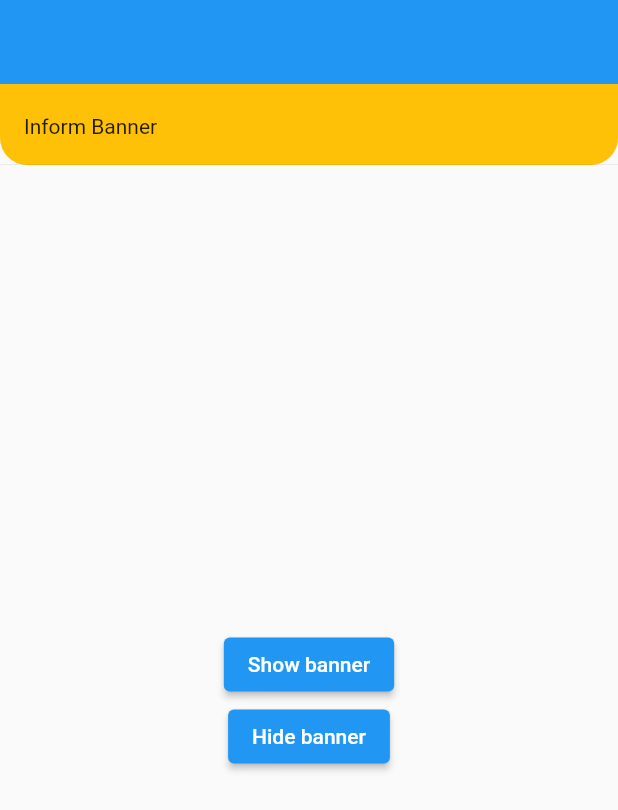
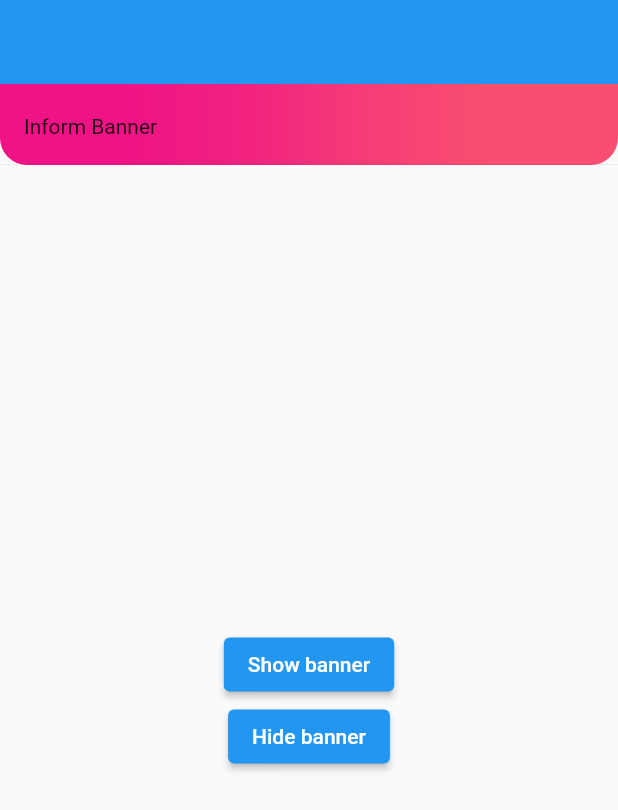
Before and after one commit to elbeicktalat/flutter_inform, a Flutter app: the screen it shows after launch, after a tap on "Show banner", on a phone screen of 412 x 824 dp. Shown: the top 810 px of the screen. Run offline on Flutter 3.47's test engine with Material 2 defaults, Android fonts, the phone set to English and light mode, and no system bars.

```diff
--- a/example/lib/main.dart
+++ b/example/lib/main.dart
@@ -46,10 +46,25 @@ class _MyAppState extends State<MyApp> {
   }
 
   void getBannerIn() {
-    const banner = InformBanner(
-      content: Text('Inform Banner'),
-      backgroundColor: Colors.amber,
-      borderRadius: BorderRadius.vertical(bottom: Radius.circular(18)),
+    Gradient gradient = const LinearGradient(
+      colors: [
+        Color(0xffef1385),
+        Color(0xfff12280),
+        Color(0xfff63d76),
+        Color(0xfff84f70),
+      ],
+      stops: [
+        0.2,
+        0.4,
+        0.6,
+        0.8,
+      ],
+    );
+
+    final banner = InformBanner(
+      content: const Text('Inform Banner'),
+      gradient: gradient,
+      borderRadius: const BorderRadius.vertical(bottom: Radius.circular(18)),
     );
     showBanner(context, banner);
   }
--- a/lib/src/banners/banner.dart
+++ b/lib/src/banners/banner.dart
@@ -32,6 +32,8 @@ class InformBanner extends StatefulWidget implements MaterialBanner {
     this.duration,
     this.border,
     this.margin,
+    this.gradient,
+    this.image,
   })  : _actions = actions,
         super(key: key);
 
@@ -81,6 +83,10 @@ class InformBanner extends StatefulWidget implements MaterialBanner {
   ///
   /// If `null`, [MaterialBannerThemeData.backgroundColor] is used. If that's
   /// also `null`, [ColorScheme.surface] of [ThemeData.colorScheme] is used.
+  ///
+  /// This is ignored if [gradient] is non-null.
+  ///
+  /// The [backgroundColor] is drawn under the [image].
   @override
   final Color? backgroundColor;
 
@@ -166,6 +172,18 @@ class InformBanner extends StatefulWidget implements MaterialBanner {
   /// `EdgeInsets.only(bottom: elevation > 0 ? 10.0 : 0.0)`.
   final EdgeInsets? margin;
 
+  /// Defines the gradient to use for this [InformBanner].
+  ///
+  /// If this is property is non-null, [backgroundColor] has no effect.
+  ///
+  /// The [gradient] is drawn under the [image].
+  final Gradient? gradient;
+
+  /// An image to paint above the [backgroundColor] or [gradient].
+  ///
+  /// If [borderRadius] is non-null then the image is clipped to the given radii.
+  final DecorationImage? image;
+
   /// Defines if the banner has an action. This is needed to define if the banner can be [autoDismissible].
   ///
   /// Actions are any kind of user interaction.
@@ -226,6 +244,8 @@ class InformBanner extends StatefulWidget implements MaterialBanner {
       duration: duration,
       border: border,
       margin: margin,
+      gradient: gradient,
+      image: image,
     );
   }
 
@@ -345,13 +365,16 @@ class _InformBannerState extends State<InformBanner> {
             bottom: elevation > 0 ? 10.0 : 0.0,
           ),
       decoration: BoxDecoration(
+        color: backgroundColor,
         border: widget.border,
+        gradient: widget.gradient,
+        borderRadius: widget.borderRadius,
+        image: widget.image,
       ),
       child: Material(
-        color: backgroundColor,
+        color: Colors.transparent,
         elevation: elevation,
         shadowColor: shadowColor,
-        borderRadius: widget.borderRadius,
         textStyle: widget.contentTextStyle,
         child: InkWell(
           onTap: widget.onTap,
```
